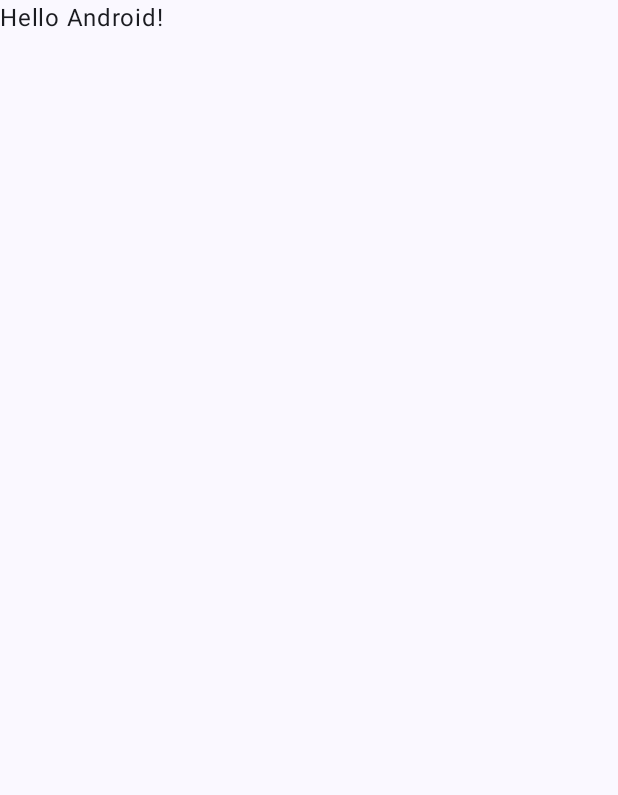
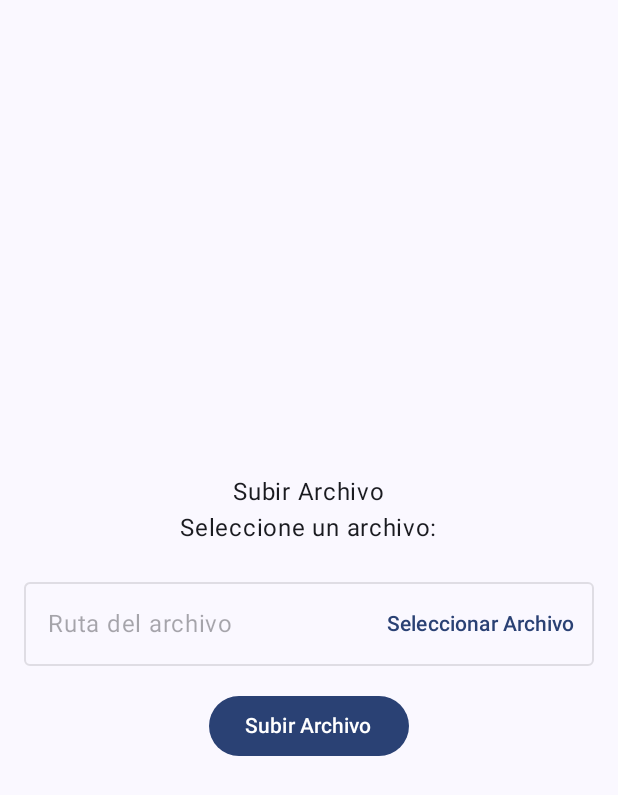
Before and after one commit to LuisGM875/Programacion_Para_Moviles, an Android app built with Jetpack Compose: the screen it shows after launch (MainActivity), on a phone screen of 412 x 824 dp. Before the commit the part shown is almost empty. Shown: the top 795 px of the screen. Run offline under Robolectric (Android 15) with nearby library versions, the phone set to English and light mode, and no system bars.

Commit message:
feat: Adding file upload functionality in MainActivity

```diff
--- a/app/src/main/java/com/example/programacion_para_moviles/MainActivity.kt
+++ b/app/src/main/java/com/example/programacion_para_moviles/MainActivity.kt
@@ -1,16 +1,38 @@
 package com.example.programacion_para_moviles
 
+import android.net.Uri
 import android.os.Bundle
 import androidx.activity.ComponentActivity
+import androidx.activity.compose.rememberLauncherForActivityResult
 import androidx.activity.compose.setContent
 import androidx.activity.enableEdgeToEdge
+import androidx.activity.result.contract.ActivityResultContracts
+import androidx.compose.foundation.clickable
+import androidx.compose.foundation.layout.Arrangement
+import androidx.compose.foundation.layout.Column
 import androidx.compose.foundation.layout.fillMaxSize
+import androidx.compose.foundation.layout.fillMaxWidth
 import androidx.compose.foundation.layout.padding
+import androidx.compose.material.icons.Icons
+import androidx.compose.material.icons.filled.Menu
+import androidx.compose.material3.Button
+import androidx.compose.material3.Icon
+import androidx.compose.material3.IconButton
+import androidx.compose.material3.OutlinedTextField
 import androidx.compose.material3.Scaffold
 import androidx.compose.material3.Text
+import androidx.compose.material3.TextButton
+import androidx.compose.material3.TextField
 import androidx.compose.runtime.Composable
+import androidx.compose.runtime.getValue
+import androidx.compose.runtime.mutableStateOf
+import androidx.compose.runtime.remember
+import androidx.compose.runtime.setValue
+import androidx.compose.ui.Alignment
 import androidx.compose.ui.Modifier
+import androidx.compose.ui.text.input.TextFieldValue
 import androidx.compose.ui.tooling.preview.Preview
+import androidx.compose.ui.unit.dp
 import com.example.programacion_para_moviles.ui.theme.Programacion_Para_MovilesTheme
 
 class MainActivity : ComponentActivity() {
@@ -21,7 +43,7 @@ class MainActivity : ComponentActivity() {
             Programacion_Para_MovilesTheme {
                 Scaffold( modifier = Modifier.fillMaxSize() ) { innerPadding ->
                     Greeting(
-                        name = "Android",
+                        name = "Subida de Archivos",
                         modifier = Modifier.padding(innerPadding)
                     )
                 }
@@ -32,10 +54,43 @@ class MainActivity : ComponentActivity() {
 
 @Composable
 fun Greeting(name: String, modifier: Modifier = Modifier) {
-    Text(
-        text = "Hello $name!",
-        modifier = modifier
-    )
+    var filePath by remember { mutableStateOf(TextFieldValue("")) }
+    var selectedFileUri by remember { mutableStateOf<Uri?>(null) }
+
+    val launcher = rememberLauncherForActivityResult(ActivityResultContracts.GetContent()) { uri: Uri? ->
+        uri?.let {
+            selectedFileUri = it
+            filePath = TextFieldValue(it.path ?: "Ruta no disponible")
+        }
+    }
+
+    Column(
+        modifier = Modifier.fillMaxSize(), verticalArrangement = Arrangement.Center, horizontalAlignment = Alignment.CenterHorizontally
+    ) {
+        Text(text = "Subir Archivo")
+        Text(text = "Seleccione un archivo:")
+        OutlinedTextField(
+            value = filePath,
+            onValueChange = { },
+            label = { Text("Ruta del archivo") },
+            readOnly = true,
+            enabled = false,
+            trailingIcon = {
+                TextButton(onClick = { launcher.launch("*/*") }) {
+                    Text(text = "Seleccionar Archivo")
+                }
+            },
+            modifier = Modifier
+                .fillMaxWidth()
+                .clickable(enabled = false) {}
+                .padding(16.dp)
+        )
+        Button(
+            onClick = { },
+        ) {
+            Text(text = "Subir Archivo")
+        }
+    }
 }
 
 @Preview(showBackground = true)
```
